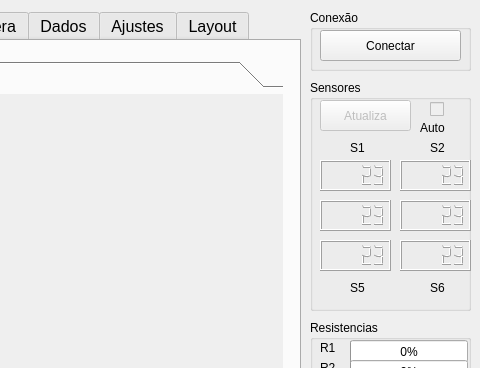
Qt form GUI/forno_design.ui (Atzingen/controleForno-interface) before a commit; both pictures show x 320 to 800 and y 0 to 368 of the 800 by 600 pixel window.
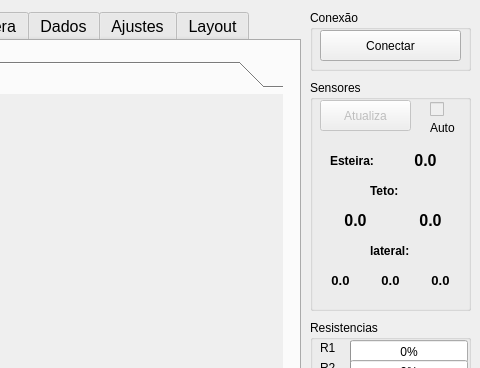
The same form after that commit. The open tabs and pages were chosen to show the change. Custom widgets are drawn as their Qt base class.

The edit to the form file:
```diff
--- a/GUI/forno_design.ui
+++ b/GUI/forno_design.ui
@@ -2548,108 +2548,6 @@
     <property name="title">
      <string>Sensores</string>
     </property>
-    <widget class="QLCDNumber" name="lcdNumber_s1">
-     <property name="geometry">
-      <rect>
-       <x>10</x>
-       <y>80</y>
-       <width>71</width>
-       <height>31</height>
-      </rect>
-     </property>
-     <property name="smallDecimalPoint">
-      <bool>true</bool>
-     </property>
-     <property name="value" stdset="0">
-      <double>23.000000000000000</double>
-     </property>
-    </widget>
-    <widget class="QLCDNumber" name="lcdNumber_s2">
-     <property name="geometry">
-      <rect>
-       <x>90</x>
-       <y>80</y>
-       <width>71</width>
-       <height>31</height>
-      </rect>
-     </property>
-     <property name="smallDecimalPoint">
-      <bool>true</bool>
-     </property>
-     <property name="value" stdset="0">
-      <double>23.000000000000000</double>
-     </property>
-    </widget>
-    <widget class="QLCDNumber" name="lcdNumber_s4">
-     <property name="geometry">
-      <rect>
-       <x>90</x>
-       <y>120</y>
-       <width>71</width>
-       <height>31</height>
-      </rect>
-     </property>
-     <property name="smallDecimalPoint">
-      <bool>true</bool>
-     </property>
-     <property name="value" stdset="0">
-      <double>23.000000000000000</double>
-     </property>
-    </widget>
-    <widget class="QLCDNumber" name="lcdNumber_s6">
-     <property name="geometry">
-      <rect>
-       <x>90</x>
-       <y>160</y>
-       <width>71</width>
-       <height>31</height>
-      </rect>
-     </property>
-     <property name="smallDecimalPoint">
-      <bool>true</bool>
-     </property>
-     <property name="value" stdset="0">
-      <double>23.000000000000000</double>
-     </property>
-    </widget>
-    <widget class="QLCDNumber" name="lcdNumber_s5">
-     <property name="geometry">
-      <rect>
-       <x>10</x>
-       <y>160</y>
-       <width>71</width>
-       <height>31</height>
-      </rect>
-     </property>
-     <property name="font">
-      <font>
-       <weight>75</weight>
-       <bold>true</bold>
-      </font>
-     </property>
-     <property name="smallDecimalPoint">
-      <bool>true</bool>
-     </property>
-     <property name="value" stdset="0">
-      <double>23.000000000000000</double>
-     </property>
-    </widget>
-    <widget class="QLCDNumber" name="lcdNumber_s3">
-     <property name="geometry">
-      <rect>
-       <x>10</x>
-       <y>120</y>
-       <width>71</width>
-       <height>31</height>
-      </rect>
-     </property>
-     <property name="smallDecimalPoint">
-      <bool>true</bool>
-     </property>
-     <property name="value" stdset="0">
-      <double>23.000000000000000</double>
-     </property>
-    </widget>
     <widget class="QPushButton" name="pushButton_serialAtualiza">
      <property name="enabled">
       <bool>false</bool>
@@ -2688,9 +2586,9 @@
     <widget class="QLabel" name="label_9">
      <property name="geometry">
       <rect>
-       <x>110</x>
+       <x>120</x>
        <y>40</y>
-       <width>41</width>
+       <width>31</width>
        <height>16</height>
       </rect>
      </property>
@@ -2701,53 +2599,196 @@
     <widget class="QLabel" name="label_36">
      <property name="geometry">
       <rect>
-       <x>40</x>
-       <y>60</y>
-       <width>21</width>
-       <height>16</height>
+       <x>20</x>
+       <y>70</y>
+       <width>51</width>
+       <height>21</height>
       </rect>
      </property>
-     <property name="text">
-      <string>S1</string>
+     <property name="font">
+      <font>
+       <weight>75</weight>
+       <bold>true</bold>
+      </font>
      </property>
-    </widget>
-    <widget class="QLabel" name="label_37">
-     <property name="geometry">
-      <rect>
-       <x>120</x>
-       <y>60</y>
-       <width>21</width>
-       <height>16</height>
-      </rect>
-     </property>
      <property name="text">
-      <string>S2</string>
+      <string>Esteira:</string>
      </property>
     </widget>
     <widget class="QLabel" name="label_39">
      <property name="geometry">
       <rect>
-       <x>120</x>
-       <y>200</y>
-       <width>21</width>
-       <height>16</height>
+       <x>80</x>
+       <y>70</y>
+       <width>71</width>
+       <height>21</height>
       </rect>
      </property>
+     <property name="font">
+      <font>
+       <pointsize>12</pointsize>
+       <weight>75</weight>
+       <bold>true</bold>
+      </font>
+     </property>
      <property name="text">
-      <string>S6</string>
+      <string>0.0</string>
+     </property>
+     <property name="alignment">
+      <set>Qt::AlignCenter</set>
      </property>
     </widget>
     <widget class="QLabel" name="label_38">
      <property name="geometry">
       <rect>
-       <x>40</x>
-       <y>200</y>
-       <width>21</width>
-       <height>16</height>
+       <x>60</x>
+       <y>100</y>
+       <width>41</width>
+       <height>21</height>
       </rect>
      </property>
+     <property name="font">
+      <font>
+       <weight>75</weight>
+       <bold>true</bold>
+      </font>
+     </property>
      <property name="text">
-      <string>S5</string>
+      <string>Teto:</string>
+     </property>
+    </widget>
+    <widget class="QLabel" name="sensor_teto1">
+     <property name="geometry">
+      <rect>
+       <x>10</x>
+       <y>130</y>
+       <width>71</width>
+       <height>21</height>
+      </rect>
+     </property>
+     <property name="font">
+      <font>
+       <pointsize>12</pointsize>
+       <weight>75</weight>
+       <bold>true</bold>
+      </font>
+     </property>
+     <property name="text">
+      <string>0.0</string>
+     </property>
+     <property name="alignment">
+      <set>Qt::AlignCenter</set>
+     </property>
+    </widget>
+    <widget class="QLabel" name="sensor_teto2">
+     <property name="geometry">
+      <rect>
+       <x>90</x>
+       <y>130</y>
+       <width>61</width>
+       <height>21</height>
+      </rect>
+     </property>
+     <property name="font">
+      <font>
+       <pointsize>12</pointsize>
+       <weight>75</weight>
+       <bold>true</bold>
+      </font>
+     </property>
+     <property name="text">
+      <string>0.0</string>
+     </property>
+     <property name="alignment">
+      <set>Qt::AlignCenter</set>
+     </property>
+    </widget>
+    <widget class="QLabel" name="label_43">
+     <property name="geometry">
+      <rect>
+       <x>60</x>
+       <y>160</y>
+       <width>41</width>
+       <height>21</height>
+      </rect>
+     </property>
+     <property name="font">
+      <font>
+       <weight>75</weight>
+       <bold>true</bold>
+      </font>
+     </property>
+     <property name="text">
+      <string>lateral:</string>
+     </property>
+    </widget>
+    <widget class="QLabel" name="sensor_lateral2">
+     <property name="geometry">
+      <rect>
+       <x>60</x>
+       <y>190</y>
+       <width>41</width>
+       <height>21</height>
+      </rect>
+     </property>
+     <property name="font">
+      <font>
+       <pointsize>10</pointsize>
+       <weight>75</weight>
+       <bold>true</bold>
+      </font>
+     </property>
+     <property name="text">
+      <string>0.0</string>
+     </property>
+     <property name="alignment">
+      <set>Qt::AlignCenter</set>
+     </property>
+    </widget>
+    <widget class="QLabel" name="sensor_lateral1">
+     <property name="geometry">
+      <rect>
+       <x>10</x>
+       <y>190</y>
+       <width>41</width>
+       <height>21</height>
+      </rect>
+     </property>
+     <property name="font">
+      <font>
+       <pointsize>10</pointsize>
+       <weight>75</weight>
+       <bold>true</bold>
+      </font>
+     </property>
+     <property name="text">
+      <string>0.0</string>
+     </property>
+     <property name="alignment">
+      <set>Qt::AlignCenter</set>
+     </property>
+    </widget>
+    <widget class="QLabel" name="sensor_lateral3">
+     <property name="geometry">
+      <rect>
+       <x>110</x>
+       <y>190</y>
+       <width>41</width>
+       <height>21</height>
+      </rect>
+     </property>
+     <property name="font">
+      <font>
+       <pointsize>10</pointsize>
+       <weight>75</weight>
+       <bold>true</bold>
+      </font>
+     </property>
+     <property name="text">
+      <string>0.0</string>
+     </property>
+     <property name="alignment">
+      <set>Qt::AlignCenter</set>
      </property>
     </widget>
    </widget>
```
Left out of the diff: 10 changed lines with no effect on the pictures.
